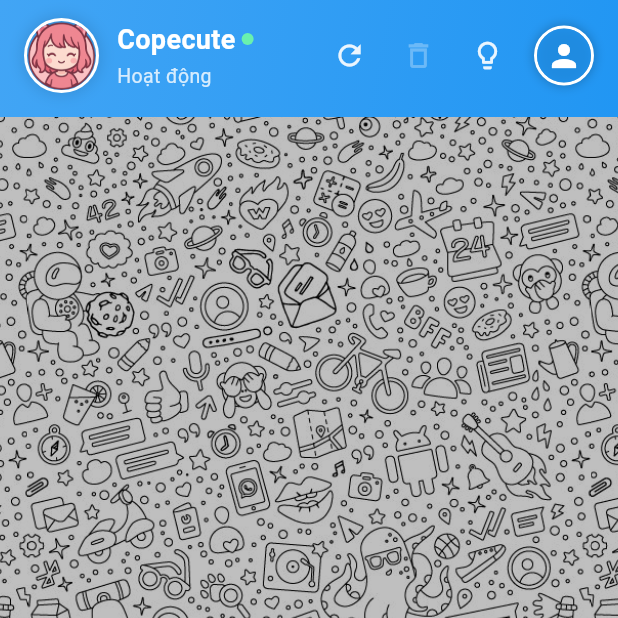
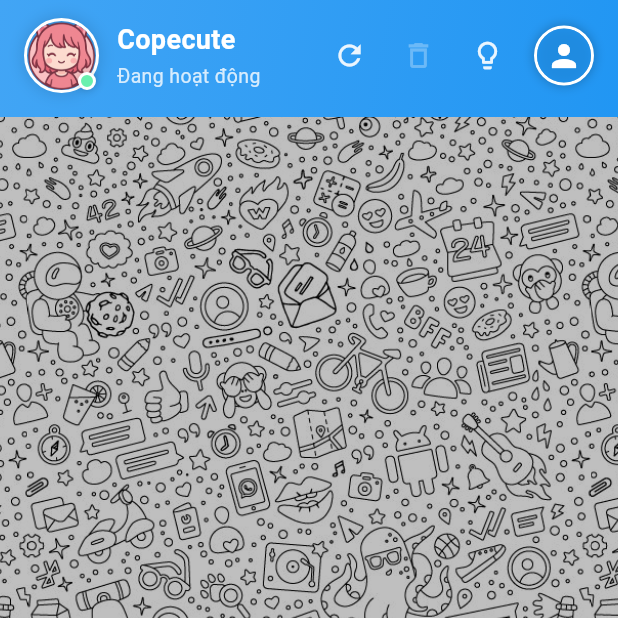
Before and after one commit to copecute/copecute-chat-bot, a Flutter app: the ChatScreen screen opened directly, on a phone screen of 412 x 824 dp, the top half of it. Run offline on Flutter 3.47's test engine with Material 3 defaults, Android fonts, the phone set to English and light mode, and no system bars; our stand-ins replace google_sign_in, image_picker, shared_preferences; accounts and stored records are empty.

Commit message:
fix: fix ui chat head

```diff
--- a/client-android/bot/lib/screens/chat_screen.dart
+++ b/client-android/bot/lib/screens/chat_screen.dart
@@ -754,6 +754,8 @@ class _ChatScreenState extends State<ChatScreen> {
                 child: Row(
                   children: [
                     // Avatar bot
+                    Stack(
+                      children: [
                         Container(
                           height: 50,
                           width: 50,
@@ -784,6 +786,29 @@ class _ChatScreenState extends State<ChatScreen> {
                             ),
                           ),
                         ),
+                        // Nút trạng thái hoạt động
+                        Positioned(
+                          bottom: 2,
+                          right: 2,
+                          child: Container(
+                            width: 12,
+                            height: 12,
+                            decoration: BoxDecoration(
+                              color: Colors.greenAccent,
+                              borderRadius: BorderRadius.circular(6),
+                              border: Border.all(color: Colors.white, width: 2),
+                              boxShadow: [
+                                BoxShadow(
+                                  color: Colors.black.withOpacity(0.2),
+                                  blurRadius: 4,
+                                  spreadRadius: 0,
+                                ),
+                              ],
+                            ),
+                          ),
+                        ),
+                      ],
+                    ),
                     const SizedBox(width: 12),
                     // Thông tin
                     Expanded(
@@ -800,20 +825,11 @@ class _ChatScreenState extends State<ChatScreen> {
                                   color: Colors.white,
                                 ),
                               ),
-                              const SizedBox(width: 4),
-                              Container(
-                                width: 8,
-                                height: 8,
-                                decoration: BoxDecoration(
-                                  color: Colors.greenAccent,
-                                  borderRadius: BorderRadius.circular(4),
-                                ),
-                              ),
                             ],
                           ),
                           const SizedBox(height: 2),
                           Text(
-                            'Hoạt động',
+                            'Đang hoạt động',
                             style: TextStyle(
                               fontSize: 13,
                               color: Colors.white.withOpacity(0.8),
```
Lines whose indentation alone changed are shown as unchanged.
